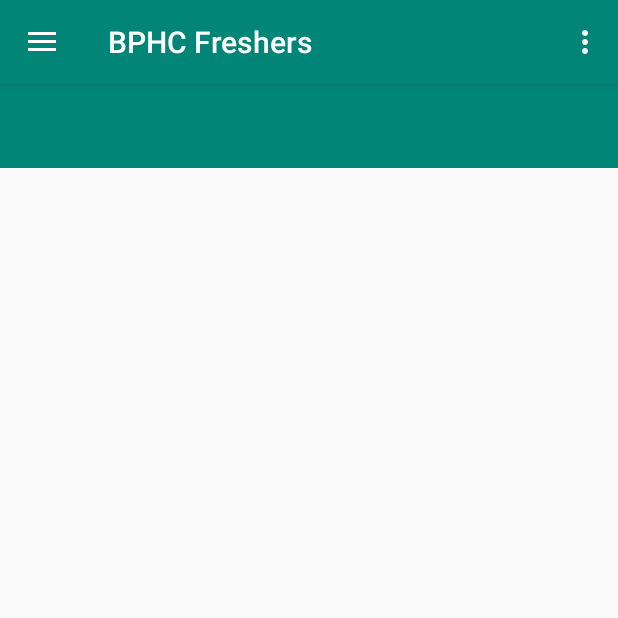
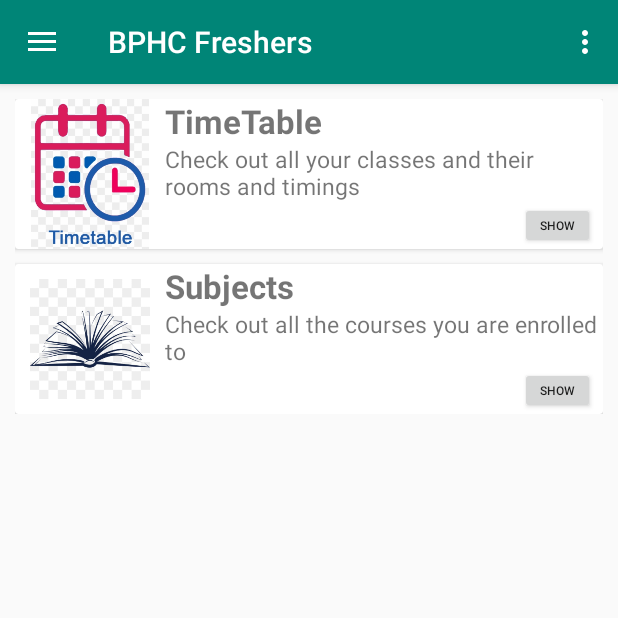
Before and after one commit to CodeMonk263/BPHCApp, an Android app: the screen it shows after launch (MainActivity), in the side drawer, after a tap on "TimeTable", on a phone screen of 412 x 824 dp, the top half of it. Run offline under Robolectric (Android 15) with nearby library versions, the phone set to English and light mode, and no system bars; Roboto replaces fonts that are not available here.

Commit message:
Added TimeTable Fragment with Non-Working List

```diff
--- a/app/build.gradle
+++ b/app/build.gradle
@@ -25,6 +25,7 @@ dependencies {
     implementation 'com.android.support:design:28.0.0'
     implementation 'com.android.support.constraint:constraint-layout:1.1.3'
     implementation 'com.android.support:customtabs:28.0.0'
+    implementation 'com.android.support:cardview-v7:28.0.0'
     testImplementation 'junit:junit:4.12'
     androidTestImplementation 'com.android.support.test:runner:1.0.2'
     androidTestImplementation 'com.android.support.test.espresso:espresso-core:3.0.2'
--- a/app/src/main/java/com/crux/bphcfreshers/MainActivity.java
+++ b/app/src/main/java/com/crux/bphcfreshers/MainActivity.java
@@ -27,9 +27,8 @@ import android.view.Menu;
 public class MainActivity extends AppCompatActivity
         implements NavigationView.OnNavigationItemSelectedListener {
 
-    public void TimeTable () {
+    public void TimeTable (String url) {
 
-        final String url = "http://swd.bits-hyderabad.ac.in/";
         CustomTabsIntent customTabsIntent;
         final CustomTabsClient[] customTabsClient = new CustomTabsClient[1];
         final CustomTabsSession[] customTabsSession = new CustomTabsSession[1];
@@ -135,7 +134,7 @@ public class MainActivity extends AppCompatActivity
         } else if (id == R.id.libInfo) {
 
         } else if (id == R.id.accInfo) {
-            TimeTable();
+            TimeTable("http://swd.bits-hyderabad.ac.in/");
         } else if (id == R.id.timeTable) {
             fragment = new TimeTableFragment();
         } else if (id == R.id.nav_share) {
--- a/app/src/main/java/com/crux/bphcfreshers/SWDFragment.java
+++ /dev/null
@@ -1,97 +0,0 @@
-package com.crux.bphcfreshers;
-
-import android.content.ComponentName;
-import android.graphics.Color;
-import android.net.Uri;
-import android.os.Bundle;
-import android.support.annotation.NonNull;
-import android.support.annotation.Nullable;
-import android.support.customtabs.CustomTabsClient;
-import android.support.customtabs.CustomTabsIntent;
-import android.support.customtabs.CustomTabsServiceConnection;
-import android.support.customtabs.CustomTabsSession;
-import android.support.v4.app.Fragment;
-import android.view.LayoutInflater;
-import android.view.View;
-import android.view.ViewGroup;
-
-public class SWDFragment extends Fragment {
-
-//    @Nullable
-//    @Override
-//    public View onCreateView(@NonNull LayoutInflater inflater, @Nullable ViewGroup container, @Nullable Bundle savedInstanceState) {
-////        return inflater.inflate(R.layout.fragment_swd, null);
-//
-//        final String url = "http://swd.bits-hyderabad.ac.in/";
-//        CustomTabsIntent customTabsIntent;
-//        final CustomTabsClient[] customTabsClient = new CustomTabsClient[1];
-//        final CustomTabsSession[] customTabsSession = new CustomTabsSession[1];
-//
-//        CustomTabsServiceConnection customTabsServiceConnection = new CustomTabsServiceConnection() {
-//            @Override
-//            public void onCustomTabsServiceConnected(ComponentName componentName, CustomTabsClient client) {
-//                customTabsClient[0] = client;
-//                customTabsClient[0].warmup(0L);
-//                customTabsSession[0] = customTabsClient[0].newSession(null);
-//
-//
-//            }
-//
-//            @Override
-//            public void onServiceDisconnected(ComponentName name) {
-//                customTabsClient[0] = null;
-//
-//            }
-//        };
-//
-//
-//        CustomTabsClient.bindCustomTabsService(getContext(), String.valueOf(getParentFragment()), customTabsServiceConnection);
-//        customTabsIntent = new CustomTabsIntent.Builder(customTabsSession[0])
-//                .setShowTitle(true)
-//                .setToolbarColor(Color.rgb(80,70,250))
-//                .build();
-//
-//        customTabsIntent.launchUrl(getContext(), Uri.parse(url));
-//
-//        return null;
-//    }
-
-//    @Override
-//    public void onViewCreated(@NonNull View view, @Nullable Bundle savedInstanceState) {
-//        super.onViewCreated(view, savedInstanceState);
-//
-//        final String url = "http://swd.bits-hyderabad.ac.in/";
-//        CustomTabsIntent customTabsIntent;
-//        final CustomTabsClient[] customTabsClient = new CustomTabsClient[1];
-//        final CustomTabsSession[] customTabsSession = new CustomTabsSession[1];
-//
-//        CustomTabsServiceConnection customTabsServiceConnection = new CustomTabsServiceConnection() {
-//            @Override
-//            public void onCustomTabsServiceConnected(ComponentName componentName, CustomTabsClient client) {
-//                customTabsClient[0] = client;
-//                customTabsClient[0].warmup(0L);
-//                customTabsSession[0] = customTabsClient[0].newSession(null);
-//
-//
-//            }
-//
-//            @Override
-//            public void onServiceDisconnected(ComponentName name) {
-//                customTabsClient[0] = null;
-//
-//            }
-//        };
-//
-//
-//        CustomTabsClient.bindCustomTabsService(getContext(), String.valueOf(getParentFragment()), customTabsServiceConnection);
-//        customTabsIntent = new CustomTabsIntent.Builder(customTabsSession[0])
-//                .setShowTitle(true)
-//                .setToolbarColor(Color.rgb(80,70,250))
-//                .build();
-//
-//        customTabsIntent.launchUrl(getContext(), Uri.parse(url));
-//
-//
-//    }
-
-}
--- a/app/src/main/java/com/crux/bphcfreshers/TimeTableFragment.java
+++ b/app/src/main/java/com/crux/bphcfreshers/TimeTableFragment.java
@@ -1,14 +1,28 @@
 package com.crux.bphcfreshers;
 
+import android.content.Context;
+import android.media.Image;
 import android.os.Bundle;
 import android.support.annotation.NonNull;
 import android.support.annotation.Nullable;
 import android.support.v4.app.Fragment;
+import android.text.Layout;
 import android.view.LayoutInflater;
 import android.view.View;
 import android.view.ViewGroup;
+import android.widget.BaseAdapter;
+import android.widget.ImageView;
+import android.widget.ListView;
+import android.widget.TextView;
+import android.widget.Toolbar;
+
+import org.w3c.dom.Text;
 
 public class TimeTableFragment extends Fragment {
+
+    private ListView timetableList;
+
+
     @Nullable
     @Override
     public View onCreateView(@NonNull LayoutInflater inflater, @Nullable ViewGroup container, @Nullable Bundle savedInstanceState) {
@@ -19,6 +33,68 @@ public class TimeTableFragment extends Fragment {
     public void onViewCreated(@NonNull View view, @Nullable Bundle savedInstanceState) {
         super.onViewCreated(view, savedInstanceState);
 
+        timetableList = view.findViewById(R.id.timetableList);
+        String[] title = getResources().getStringArray(R.array.titleList);
+        String[] description = getResources().getStringArray(R.array.descriptionList);
 
+        ListAdapter listAdapter = new ListAdapter(getContext(), title, description);
+        timetableList.setAdapter(listAdapter);
     }
+
+    public class ListAdapter extends BaseAdapter{
+
+        private Context context;
+        private LayoutInflater layoutInflater;
+        private TextView title, description;
+        private String[] titleArray, descArray;
+        private ImageView imageView;
+
+        public ListAdapter (Context context, String[] titleArr, String[] descArr) {
+
+            titleArray = titleArr;
+            descArray = descArr;
+            layoutInflater = LayoutInflater.from(context);
+
+        }
+
+        @Override
+        public int getCount() {
+            return titleArray.length;
+        }
+
+        @Override
+        public Object getItem(int position) {
+            return titleArray[position];
+        }
+
+        @Override
+        public long getItemId(int position) {
+            return position;
+        }
+
+        @Override
+        public View getView(int position, View convertView, ViewGroup parent) {
+
+            if (convertView == null) {
+                convertView = layoutInflater.inflate(R.layout.fragment_timetable_card, null);
+            }
+
+            title = convertView.findViewById(R.id.cardTitle);
+            description = convertView.findViewById(R.id.cardDesc);
+            imageView = convertView.findViewById(R.id.cardImg);
+
+            title.setText(titleArray[position]);
+            description.setText(descArray[position]);
+
+            if (titleArray[position].equalsIgnoreCase("TimeTable")) {
+                imageView.setImageResource(R.drawable.timetable);
+            } else if (titleArray[position].equalsIgnoreCase("Subjects")) {
+                imageView.setImageResource(R.drawable.subjects);
+            }
+
+            return convertView;
+
+        }
+    }
+
 }
--- a/app/src/main/res/layout/fragment_timetable.xml
+++ b/app/src/main/res/layout/fragment_timetable.xml
@@ -1,16 +1,22 @@
 <?xml version="1.0" encoding="utf-8"?>
 <RelativeLayout xmlns:android="http://schemas.android.com/apk/res/android"
+    xmlns:app="http://schemas.android.com/apk/res-auto"
     android:id="@+id/relativeLayout"
     android:layout_width="match_parent"
     android:layout_height="match_parent">
 
-    <android.support.v7.widget.Toolbar
+    <ListView
         android:layout_width="match_parent"
-        android:layout_height="?android:attr/actionBarSize"
-        android:background="@color/colorPrimary"
-        android:id="@+id/toolbarTT">
+        android:layout_height="wrap_content"
+        android:layout_marginTop="10dp"
+        android:layout_marginBottom="10dp"
+        android:layout_marginLeft="10dp"
+        android:id="@+id/timetableList"
+        android:layout_marginRight="10dp"
+        android:dividerHeight="10dp"
+        android:divider="@null">
 
 
-    </android.support.v7.widget.Toolbar>
+    </ListView>
 
 </RelativeLayout>
--- /dev/null
+++ b/app/src/main/res/layout/fragment_timetable_card.xml
@@ -0,0 +1,51 @@
+<android.support.v7.widget.CardView android:layout_height="wrap_content"
+    android:layout_width="match_parent"
+    android:background="@color/colorAccent"
+    android:elevation="4dp"
+    xmlns:android="http://schemas.android.com/apk/res/android">
+
+    <RelativeLayout
+        android:layout_width="wrap_content"
+        android:layout_height="wrap_content">
+
+        <ImageView
+            android:layout_width="80dp"
+            android:layout_height="100dp"
+            android:id="@+id/cardImg"
+            android:layout_marginLeft="10dp" />
+
+        <TextView
+            android:layout_width="wrap_content"
+            android:text="TimeTable"
+            android:layout_height="wrap_content"
+            android:id="@+id/cardTitle"
+            android:layout_marginLeft="10dp"
+            android:textStyle="bold"
+            android:layout_toRightOf="@id/cardImg"
+            android:textSize="22sp" />
+
+        <TextView
+            android:layout_width="wrap_content"
+            android:layout_height="wrap_content"
+            android:id="@+id/cardDesc"
+            android:text="Description"
+            android:layout_marginLeft="10dp"
+            android:layout_below="@+id/cardTitle"
+            android:layout_toRightOf="@id/cardImg"
+            android:textSize="15sp"/>
+
+        <Button
+            android:layout_width="50dp"
+            android:layout_height="30dp"
+            android:id="@+id/cardClick"
+            android:gravity="center"
+            android:text="SHOW"
+            android:layout_alignParentRight="true"
+            android:layout_marginRight="5dp"
+            android:textSize="8dp"
+            android:layout_below="@+id/cardDesc"
+            android:layout_alignBottom="@+id/cardImg"/>
+
+    </RelativeLayout>
+
+</android.support.v7.widget.CardView>
--- a/app/src/main/res/layout/nav_header_main.xml
+++ b/app/src/main/res/layout/nav_header_main.xml
@@ -14,23 +14,28 @@
 
     <ImageView
         android:id="@+id/imageView"
-        android:layout_width="wrap_content"
-        android:layout_height="wrap_content"
+        android:layout_width="60dp"
+        android:layout_height="60dp"
         android:contentDescription="@string/nav_header_desc"
         android:paddingTop="@dimen/nav_header_vertical_spacing"
-        app:srcCompat="@mipmap/ic_launcher_round" />
+        app:srcCompat="@drawable/avatar" />
 
     <TextView
         android:layout_width="match_parent"
         android:layout_height="wrap_content"
         android:paddingTop="@dimen/nav_header_vertical_spacing"
-        android:text="@string/nav_header_title"
+        android:textColor="@color/colorBlack"
+        android:textStyle="bold"
+        android:textSize="20sp"
+        android:text="@string/username"
         android:textAppearance="@style/TextAppearance.AppCompat.Body1" />
 
     <TextView
         android:id="@+id/textView"
+        android:textSize="15sp"
+        android:textColor="@color/colorBlack"
         android:layout_width="wrap_content"
         android:layout_height="wrap_content"
-        android:text="@string/nav_header_subtitle" />
+        android:text="@string/emailid" />
 
 </LinearLayout>
--- a/app/src/main/res/values/colors.xml
+++ b/app/src/main/res/values/colors.xml
@@ -3,4 +3,5 @@
     <color name="colorPrimary">#008577</color>
     <color name="colorPrimaryDark">#00574B</color>
     <color name="colorAccent">#D81B60</color>
+    <color name="colorBlack">#000000</color>
 </resources>
--- a/app/src/main/res/values/strings.xml
+++ b/app/src/main/res/values/strings.xml
@@ -1,4 +1,5 @@
 <resources>
+
     <string name="app_name">BPHC Freshers</string>
     <string name="navigation_drawer_open">Open navigation drawer</string>
     <string name="navigation_drawer_close">Close navigation drawer</string>
@@ -17,4 +18,16 @@
     <string name="history">History</string>
     <string name="clubs_and_departments">Clubs and Departments</string>
     <string name="nearby_places">Nearby Places</string>
+    <string name="username"> User </string>
+    <string name="emailid"> f201xxxx@hyderabad.bits-pilani.ac.in </string>
+    <string-array name="titleList">
+        <item> TimeTable </item>
+        <item> Subjects </item>
+    </string-array>
+
+    <string-array name="descriptionList">
+        <item> Check out all your classes and their rooms and timings </item>
+        <item> Check out all the courses you are enrolled to </item>
+    </string-array>
+
 </resources>
```
Also changed, not shown: app/src/main/res/drawable/avatar.png (added), app/src/main/res/drawable/subjects.jpg (added), app/src/main/res/drawable/timetable.jpg (added), 1 other file.
